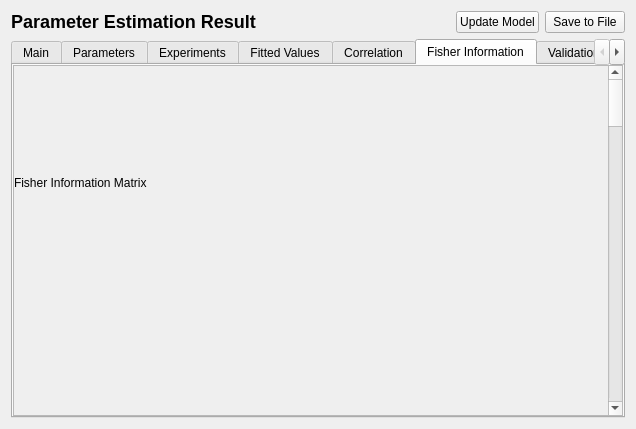
Old version of the form copasi/UI/CQFittingResult.ui in the repository copasi/COPASI.
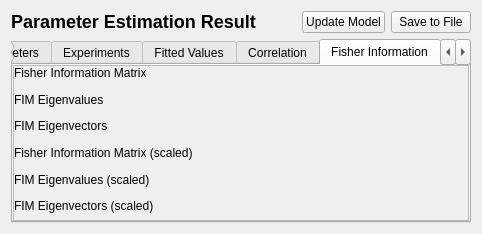
New version of the form. The open tabs and pages were chosen to show the change. Custom widgets are drawn as their Qt base class.

Commit message: Bug 2929: All matrices are scaled the same.

```diff
--- a/copasi/UI/CQFittingResult.ui
+++ b/copasi/UI/CQFittingResult.ui
@@ -7,8 +7,8 @@
    <rect>
     <x>0</x>
     <y>0</y>
-    <width>636</width>
-    <height>429</height>
+    <width>482</width>
+    <height>234</height>
    </rect>
   </property>
   <property name="windowTitle">
@@ -176,6 +176,12 @@
       </attribute>
      </widget>
      <widget class="QScrollArea" name="mpFisherInformationPage">
+      <property name="maximumSize">
+       <size>
+        <width>16777215</width>
+        <height>3000</height>
+       </size>
+      </property>
       <property name="widgetResizable">
        <bool>true</bool>
       </property>
@@ -187,14 +193,20 @@
         <rect>
          <x>0</x>
          <y>0</y>
-         <width>593</width>
-         <height>2400</height>
+         <width>437</width>
+         <height>222</height>
         </rect>
        </property>
+       <property name="sizePolicy">
+        <sizepolicy hsizetype="Preferred" vsizetype="MinimumExpanding">
+         <horstretch>0</horstretch>
+         <verstretch>0</verstretch>
+        </sizepolicy>
+       </property>
        <property name="minimumSize">
         <size>
          <width>0</width>
-         <height>2400</height>
+         <height>0</height>
         </size>
        </property>
        <layout class="QVBoxLayout">
```
Left out of the diff: 28 changed lines with no effect on the pictures.
